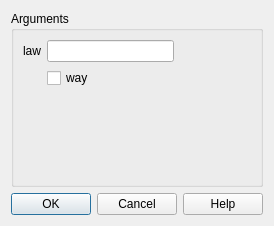
First picture: the form in src/HEXABLOCKGUI/Propagation_QTD.ui, repository SalomePlatform/hexablock, before the edit.
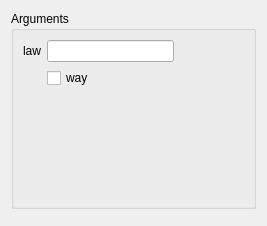
Second picture: the form after the edit.

Commit message: fixed : selection model added : highlight on propagation's edges 	apply button on dialog panel updated : association menu, object brower's name, menu always showing, ...

```diff
--- a/src/HEXABLOCKGUI/Propagation_QTD.ui
+++ b/src/HEXABLOCKGUI/Propagation_QTD.ui
@@ -53,7 +53,10 @@
       <enum>Qt::Horizontal</enum>
      </property>
      <property name="standardButtons">
-      <set>QDialogButtonBox::Cancel|QDialogButtonBox::Help|QDialogButtonBox::Ok</set>
+      <set>QDialogButtonBox::NoButton</set>
+     </property>
+     <property name="centerButtons">
+      <bool>false</bool>
      </property>
     </widget>
    </item>
```
The commit also changes 37 other files.
